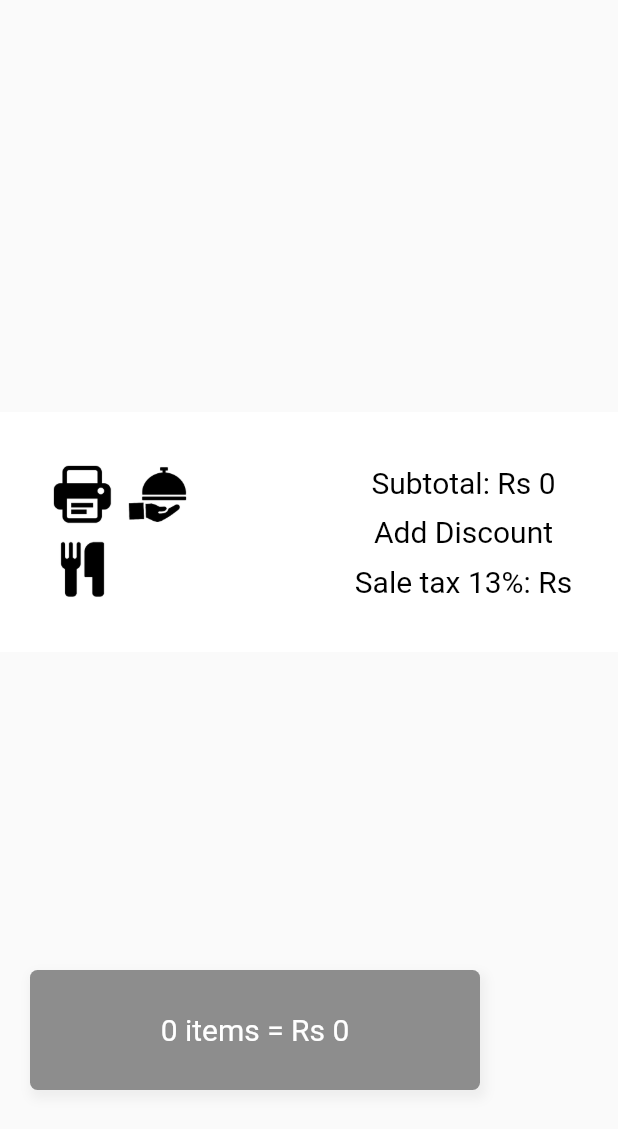
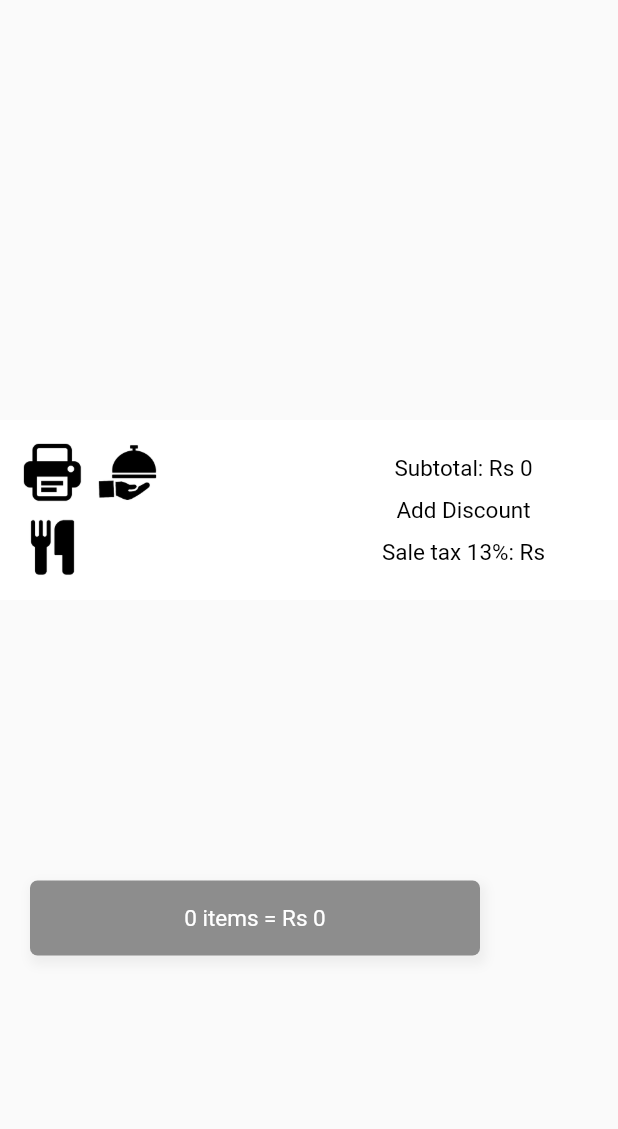
Before and after one commit to bilalali45/revaki, a Flutter app: the ItemAddlist widget shown alone on an empty page, opened directly, on a phone screen of 412 x 824 dp. Shown: the top 1129 px of the screen. Run offline on Flutter 3.47's test engine with Material 2 defaults, Android fonts, the phone set to English and light mode, and no system bars; our stand-ins replace dio, font_awesome_flutter, get; network calls fail.

Commit message:
update viewlist

```diff
--- a/lib/widgets/ItemAddlist.dart
+++ b/lib/widgets/ItemAddlist.dart
@@ -35,13 +35,14 @@ class _ItemAddlist extends State<ItemAddlist> {
       child: Column(
         children: <Widget>[
           ///PopularListItemstitle(),
-          Expanded(
+          Container(
+            height: 280,
             child: ItemAddlistitem(),
           ),
-          Expanded(
+           Container(
+             height: 120,
             child: Additemview(),
-          ),
-
+           ),
           Expanded(
             child: Additembutton(),
           )
@@ -100,7 +101,7 @@ class _PopularListItemsState extends State<PopularListItems> {
 
                             child: Row(
                                 children: <Widget>[
-                                  SizedBox(height: 20),
+                                  SizedBox(height: 10),
                                   Padding(
                                     padding: const EdgeInsets.all(6.0),
                                     child: _addButton(onTap: (){
@@ -110,28 +111,40 @@ class _PopularListItemsState extends State<PopularListItems> {
                                       });
                                     }),
                                   ),
-
-                                  SizedBox(height: 20),
+                                  SizedBox(height: 10),
                                   Padding(
                                     padding: const EdgeInsets.all(6.0),
                                     child:_itemcount(counter),
                                   ),
-                                  SizedBox(height: 20),
+                                  SizedBox(height: 10),
                                   Padding(
                                     padding: const EdgeInsets.all(6.0),
                                     child: _minusButton(),
                                   ),
-                                  SizedBox(height: 20),
+                                  SizedBox(height: 10),
                                   Padding(
                                       padding: const EdgeInsets.all(6.0),
                                       child: _itemsname(widget.item.DishName.toString())
                                   ),
+
+
 
                                   // _MinusButton(),
                                 ]
                             ),
 
                           ),
+
+                          Container(
+                            child: Row(
+                                children: <Widget>[
+                                  Padding(
+                                      padding: const EdgeInsets.all(6.0),
+                                      child: _itemamount("Rs 1200")
+                                  )]
+
+                            )
+                          )
 
                         ],
                       ),
@@ -208,6 +221,18 @@ Widget _itemsname(String name) {
   );
 }
 
+
+
+Widget _itemamount(String name) {
+  return Column(
+    children: <Widget>[
+      Text(name)
+    ],
+  );
+}
+
+
+
 Widget _itemcount(int i) {
   return Column(
     children: <Widget>[
@@ -251,7 +276,7 @@ Widget _submitButton(BuildContext context) {
         // showInSnackBar("test",contxt);
       },
       child: Container(
-        height: 80,
+        height: 50,
         width: 300,
         margin: new EdgeInsets.symmetric(horizontal: 20.0),
         padding: EdgeInsets.symmetric(vertical: 15),
@@ -271,7 +296,7 @@ Widget _submitButton(BuildContext context) {
                 colors: [Color(0xff8d8d8d), Color(0xff8d8d8d)])),
         child: Text(
           '0 items = Rs 0',
-          style: TextStyle(fontSize: 20, color: Colors.white),
+          style: TextStyle(fontSize: 15, color: Colors.white),
         ),
       ));
 }
@@ -287,7 +312,7 @@ Widget _submitButton(BuildContext context) {
                       children: <Widget>[
                         Expanded(
                           child: Container(
-                              margin: const EdgeInsets.all(30),
+                              margin: const EdgeInsets.all(10),
                               child : Column(
                                 children: <Widget>[
 
@@ -339,19 +364,19 @@ Widget _submitButton(BuildContext context) {
                                         padding: const EdgeInsets.all(5.0),
                                         child: Text('Subtotal: Rs 0',
                                             style: TextStyle(
-                                                fontSize: 20, color: Colors.black)),
+                                                fontSize: 15, color: Colors.black)),
                                       ),
                                       Padding(
                                         padding: const EdgeInsets.all(5.0),
                                         child: Text('Add Discount',
                                             style: TextStyle(
-                                                fontSize: 20, color: Colors.black)),
+                                                fontSize: 15, color: Colors.black)),
                                       ),
                                       Padding(
                                         padding: const EdgeInsets.all(5.0),
                                         child: Text('Sale tax 13%: Rs',
                                             style: TextStyle(
-                                                fontSize: 20, color: Colors.black)),
+                                                fontSize: 15, color: Colors.black)),
                                       ),
 
                                     ]
@@ -360,8 +385,7 @@ Widget _submitButton(BuildContext context) {
                         )
                       ],
                    )
-
-                )
+                  )
 
              ]
 
```
